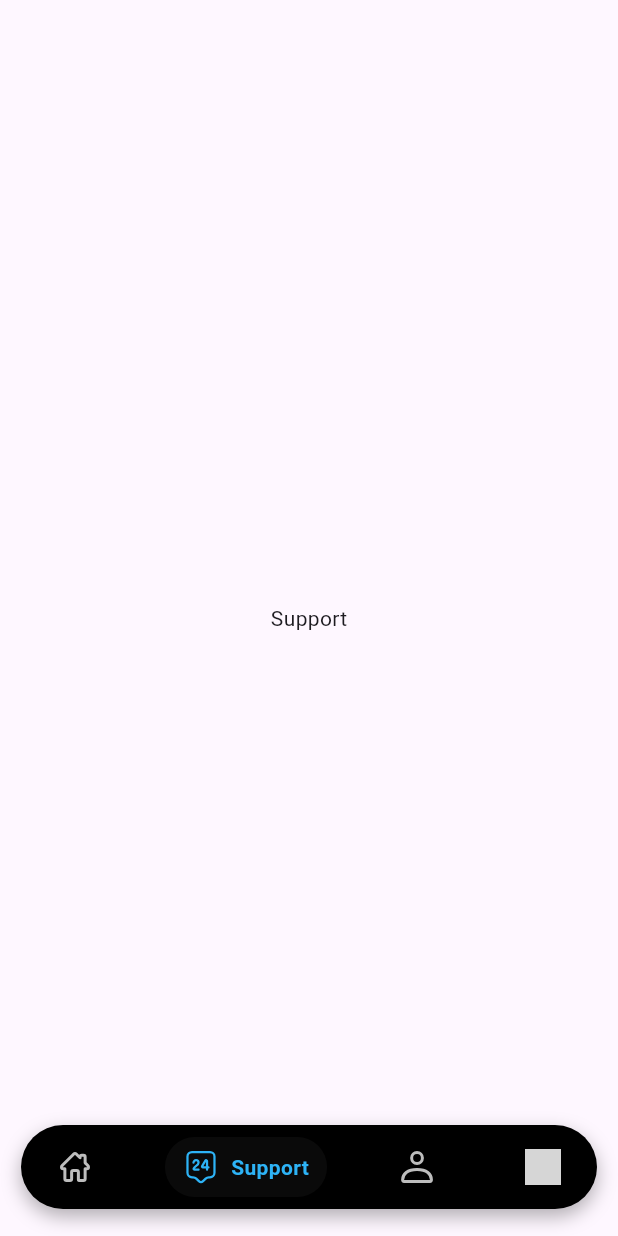
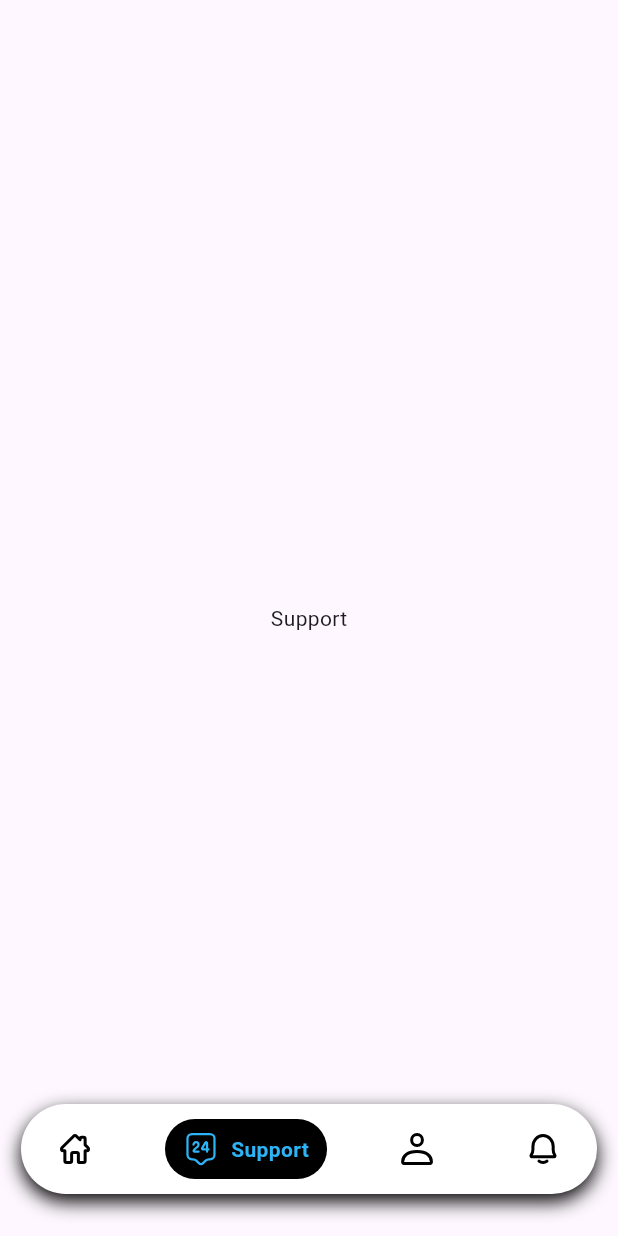
Before and after one commit to adwaidhp/de_talks, a Flutter app: the screen it shows after launch, item 2 of the bottom bar chosen, on a phone screen of 412 x 824 dp. Run offline on Flutter 3.47's test engine with Material 3 defaults, Android fonts, the phone set to English and light mode, and no system bars; drawn by our look-alikes of google_nav_bar; our stand-ins replace flutter_svg; grey boxes are pictures that could not be loaded.

Commit message:
Navigation bar

```diff
--- a/lib/pages/navigation.dart
+++ b/lib/pages/navigation.dart
@@ -36,7 +36,7 @@ class _NavigationState extends State<Navigation> {
       colorFilter: ColorFilter.mode(
         isSelected
             ? activeBlue // Active icon color - Blue
-            : Colors.grey[400]!, // Inactive icon color
+            : Colors.black, // Inactive icon color
         BlendMode.srcIn,
       ),
     );
@@ -48,12 +48,13 @@ class _NavigationState extends State<Navigation> {
       extendBody: true,
       body: _pages[_selectedIndex],
       bottomNavigationBar: Container(
-        margin: EdgeInsets.symmetric(horizontal: 14, vertical: 18),
+        margin: EdgeInsets.symmetric(horizontal: 14, vertical: 28),
         decoration: BoxDecoration(
+          color: Colors.transparent,
           borderRadius: BorderRadius.circular(30),
           boxShadow: [
             BoxShadow(
-              color: Colors.black.withOpacity(0.3),
+              color: Colors.black.withValues(),
               blurRadius: 10,
               offset: Offset(0, 5),
             ),
@@ -62,9 +63,10 @@ class _NavigationState extends State<Navigation> {
         child: ClipRRect(
           borderRadius: BorderRadius.circular(30),
           child: Container(
-            color: Colors.black,
+            color: Colors.white,
             child: Padding(
-              padding: const EdgeInsets.symmetric(horizontal: 8.0, vertical: 8),
+              padding:
+                  const EdgeInsets.symmetric(horizontal: 8.0, vertical: 10),
               child: GNav(
                 backgroundColor: Colors.transparent,
                 color: Colors.grey[400]!, // Inactive color
@@ -79,7 +81,7 @@ class _NavigationState extends State<Navigation> {
                   _buildNavItem('Home', 'assets/icons/Home.svg', 0),
                   _buildNavItem('Support', 'assets/icons/Support.svg', 1),
                   _buildNavItem('Profile', 'assets/icons/Profile.svg', 2),
-                  _buildNavItem('Updates', 'assets/icons/Updates.svg', 3),
+                  _buildNavItem('Updates', 'assets/icons/Bell.svg', 3),
                 ],
               ),
             ),
@@ -93,7 +95,7 @@ class _NavigationState extends State<Navigation> {
     bool isSelected = _selectedIndex == index;
     return GButton(
       icon: Icons.circle,
-      iconColor: Colors.transparent,
+      iconColor: Colors.black,
       leading: _buildSvgIcon(iconPath, isSelected),
       text: label,
       textStyle: TextStyle(
@@ -101,8 +103,7 @@ class _NavigationState extends State<Navigation> {
         fontSize: 14,
         fontWeight: isSelected ? FontWeight.bold : FontWeight.normal,
       ),
-      backgroundColor:
-          Colors.grey[900]!.withOpacity(0.3), // Background when selected
+      backgroundColor: Colors.black, // Background when selected
       padding: EdgeInsets.symmetric(horizontal: 12, vertical: 8),
       margin: EdgeInsets.symmetric(horizontal: 4),
       borderRadius: BorderRadius.circular(20),
```
